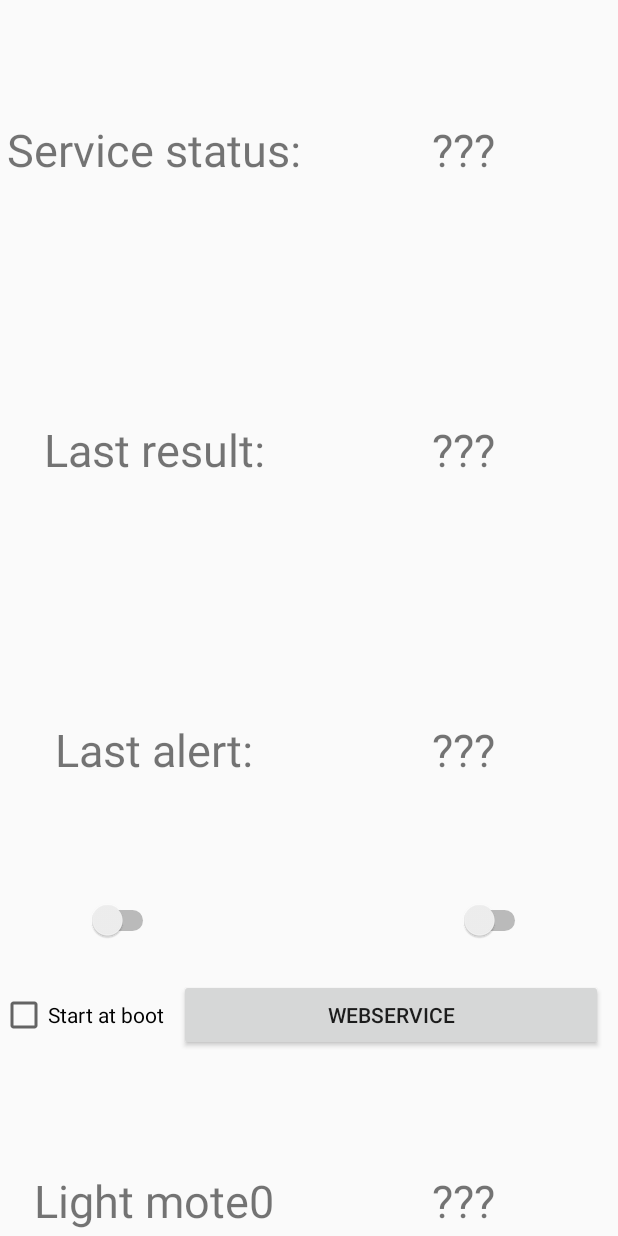
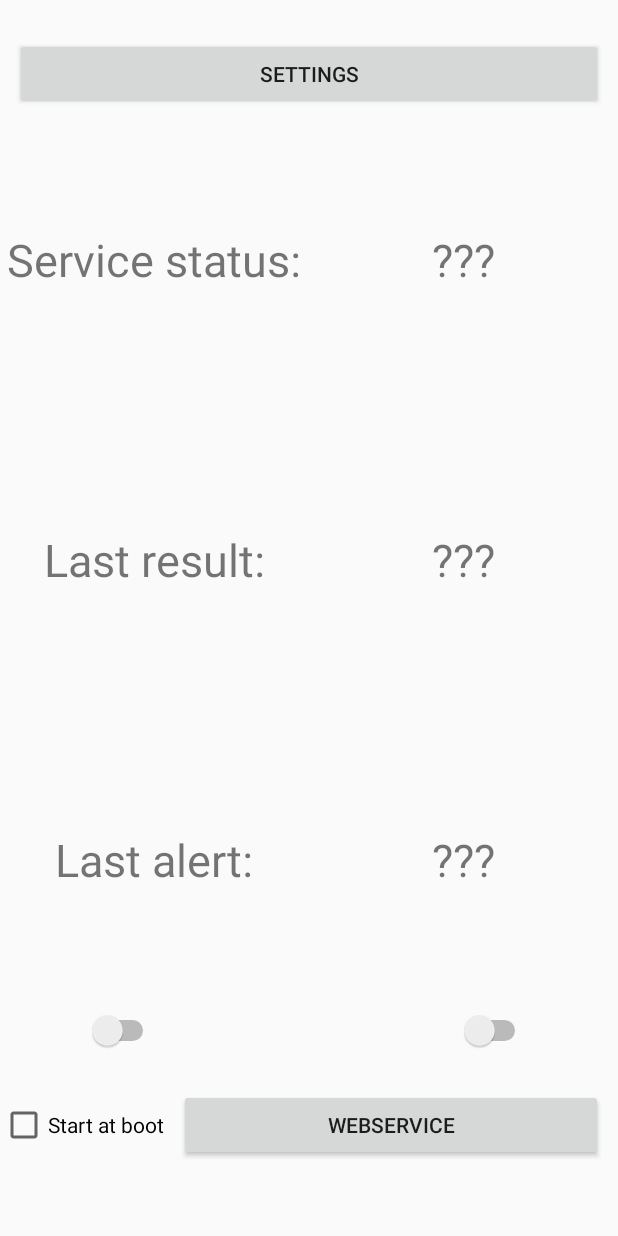
Before and after one commit to ABouveron/pj_amio, an Android app built with Jetpack Compose: the screen it shows after launch (MainActivity), on a phone screen of 412 x 824 dp. Run offline under Robolectric (Android 15) with nearby library versions, the phone set to English and light mode, and no system bars.

```diff
--- a/app/src/main/java/fr/abouveron/projectamio/MainActivity.java
+++ b/app/src/main/java/fr/abouveron/projectamio/MainActivity.java
@@ -26,6 +26,7 @@ public class MainActivity extends ComponentActivity {
         super.onCreate(savedInstanceState);
         setContentView(R.layout.accueil);
         Intent serviceIntent = new Intent(this, MainService.class);
+        Intent settingsIntent = new Intent(this, SettingsActivity.class);
 
         BroadcastReceiver br = new MyBootBroadcastReceiver();
         IntentFilter filter = new IntentFilter(Intent.ACTION_BOOT_COMPLETED);
@@ -81,6 +82,10 @@ public class MainActivity extends ComponentActivity {
                 e.printStackTrace();
             }
         });
+
+        findViewById(Button.class, R.id.buttonSettings).setOnClickListener(v -> {
+            startActivity(settingsIntent);
+        });
     }
 
     @Override
--- a/app/src/main/res/layout/accueil.xml
+++ b/app/src/main/res/layout/accueil.xml
@@ -8,11 +8,29 @@
         android:layout_height="wrap_content">
 
         <LinearLayout
+            android:id="@+id/layout_button_settings"
+            android:layout_width="match_parent"
+            android:layout_height="wrap_content"
+            android:gravity="center"
+            android:layout_marginTop="25dp">
+
+            <Button
+                android:id="@+id/buttonSettings"
+                android:layout_width="match_parent"
+                android:layout_height="wrap_content"
+                android:layout_marginStart="10dp"
+                android:layout_marginEnd="10dp"
+                android:text="@string/buttonSettings" />
+
+        </LinearLayout>
+
+        <LinearLayout
             android:id="@+id/linear_layout1"
             android:layout_width="match_parent"
             android:layout_height="wrap_content"
             android:weightSum="1"
-            android:orientation="horizontal">
+            android:orientation="horizontal"
+            android:layout_below="@id/layout_button_settings">
 
             <TextView
                 android:id="@+id/TV1"
--- a/app/src/main/res/values/strings.xml
+++ b/app/src/main/res/values/strings.xml
@@ -19,4 +19,6 @@
     <string name="WebServiceDisplayValue2_str">\???</string>
     <string name="WebServiceDisplay3_str">Light mote3</string>
     <string name="WebServiceDisplayValue3_str">\???</string>
+    <string name="title_activity_settings">SettingsActivity</string>
+    <string name="buttonSettings">Settings</string>
 </resources>
```
Also changed, not shown: app/src/main/AndroidManifest.xml (+7 -3 lines), app/src/main/java/fr/abouveron/projectamio/MainService.java (+9 -1 lines), app/src/main/java/fr/abouveron/projectamio/SettingsActivity.java (added, +15 -0 lines), app/src/main/res/xml/preferences.xml (added, +7 -0 lines).
